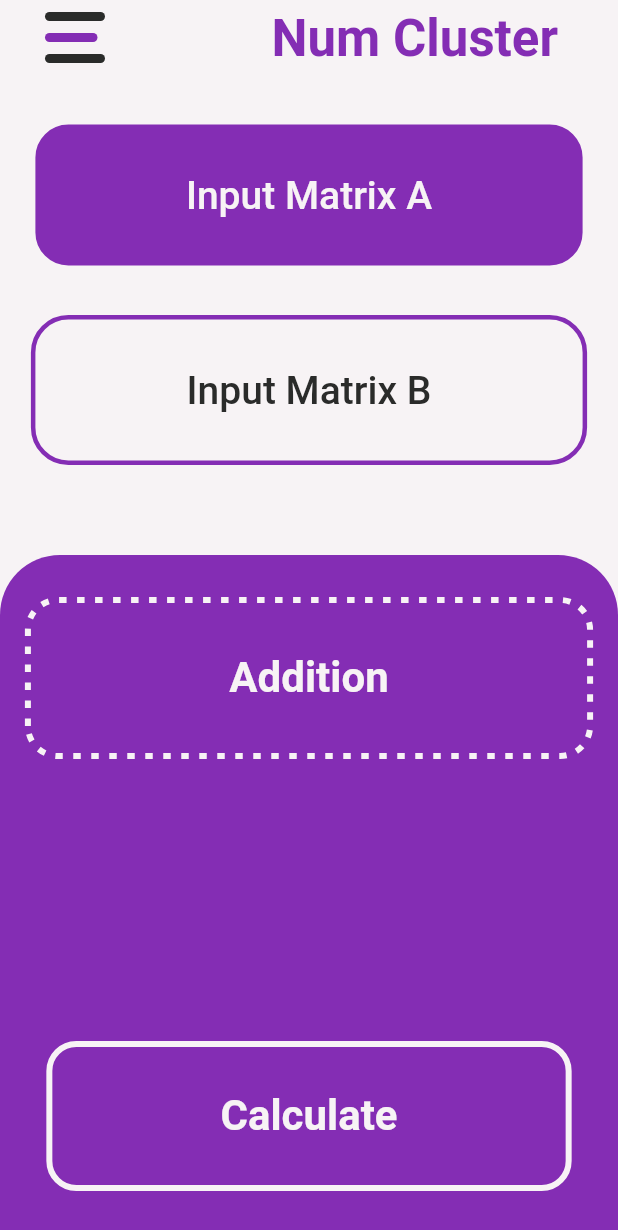
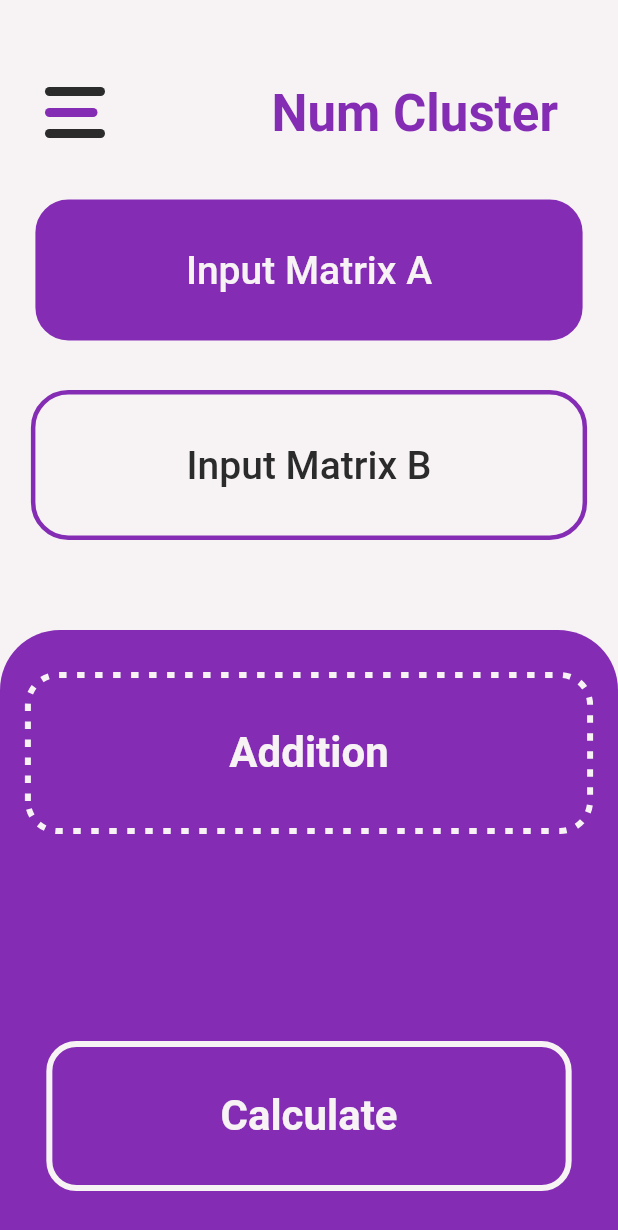
Before and after one commit to hemish11/num-cluster, a Flutter app: the screen it shows after launch, on a phone screen of 412 x 824 dp. Shown: the top 1230 px of the screen. Run offline on Flutter 3.47's test engine with Material 2 defaults, Android fonts, the phone set to English and light mode, and no system bars; drawn by our look-alikes of dotted_border; missing offline and left inert: flutter_math.

Commit message:
Prepared app for release

```diff
--- a/lib/screens/home_page/components/matrix_input.dart
+++ b/lib/screens/home_page/components/matrix_input.dart
@@ -63,12 +63,13 @@ class MatrixInput extends StatelessWidget {
                           decoration: InputDecoration(border: InputBorder.none, hintText: 'Enter Matrix'),
                           onChanged: onChanged,
                           style: TextStyle(fontSize: 22),
+                          keyboardType: TextInputType.numberWithOptions(decimal: true, signed: true),
                         ),
                       ),
                     ),
                   ),
                   const SizedBox(height: 20),
-                  Text('Note: Separate each value of matrix by comma'),
+                  Text('Note: Separate each value of matrix by comma', textAlign: TextAlign.center),
                   const Spacer(),
                   Row(children: [
                     const SizedBox(width: 20),
--- a/lib/screens/home_page/home_page.dart
+++ b/lib/screens/home_page/home_page.dart
@@ -109,12 +109,9 @@ class _HomePageState extends State<HomePage> {
       backgroundColor: CustomColors.whiteColor,
       body: Stack(
         children: [
-          SafeArea(
-            left: false,
-            right: false,
-            bottom: false,
-            child: Column(
+          Column(
             children: [
+              const SizedBox(height: 50),
               Row(
                 children: [
                   const DrawerButton(),
@@ -287,7 +284,6 @@ class _HomePageState extends State<HomePage> {
               ),
             ],
           ),
-          ),
           MatrixInput(
             isVisible: isMatrixInputVisible,
             donePressed: () {
@@ -304,6 +300,8 @@ class _HomePageState extends State<HomePage> {
                   setState(() => isMatrixInputVisible = !isMatrixInputVisible);
                 }
               }
+
+              FocusScope.of(context).unfocus();
             },
             columnCounter: isMatrix1 ? matrix1ColumnCounter : matrix2ColumnCounter,
             rowCounter: isMatrix1 ? matrix1RowCounter : matrix2RowCounter,
```
Also changed, not shown: lib/screens/solution_page/solution_page.dart (+5 -9 lines), 12 other files. Lines whose indentation alone changed are shown as unchanged.
